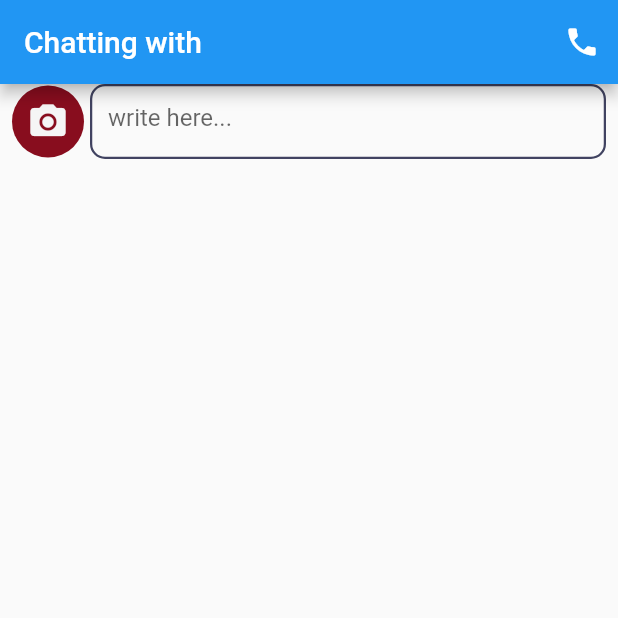
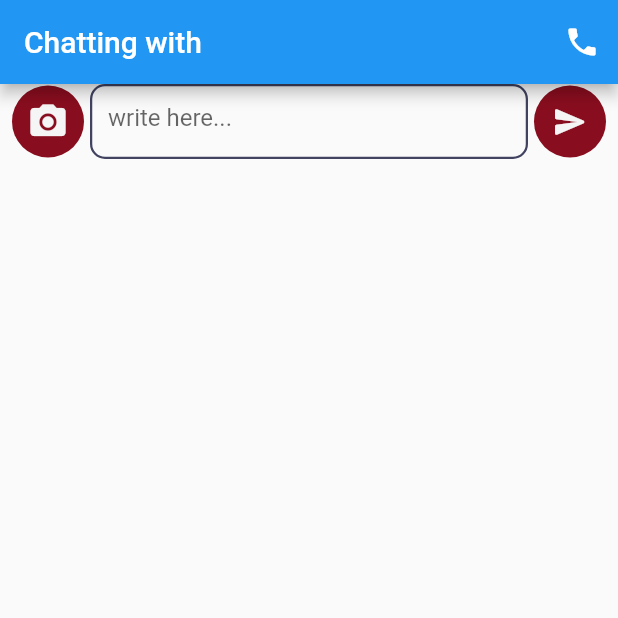
Before and after one commit to RenaldoLouis/foodAppCommsult, a Flutter app: the ChatPage screen opened directly with empty values, on a phone screen of 412 x 824 dp, the top half of it. Run offline on Flutter 3.47's test engine with Material 2 defaults, Android fonts, the phone set to English and light mode, and no system bars; our stand-ins replace cloud_firestore, dio, equatable, file_picker, firebase_auth, firebase_core and 8 more; missing offline and left inert: dart:ffi, flutter_phone_direct_caller; accounts and stored records are empty; network calls fail; project files that could hold a hidden picture were left out.

Commit message:
fix read local and prepare send button on chat

```diff
--- a/flutter_frontend/lib/pages/ChatPage/BuildMessageInput.dart
+++ b/flutter_frontend/lib/pages/ChatPage/BuildMessageInput.dart
@@ -50,7 +50,7 @@ class _BuildMessageInputState extends State<BuildMessageInput> {
       if (content.trim().isNotEmpty) {
         widget.textEditingController.clear();
         chatProvider.sendChatMessage(content, type, widget.groupChatId,
-            widget.currentUserId, widget.peerId);
+            widget.currentUserId, "AJlEJEsybdVa4DbrjNmIwPRPdz02");
         widget.scrollController.animateTo(0,
             duration: const Duration(milliseconds: 300), curve: Curves.easeOut);
       } else {
@@ -149,20 +149,21 @@ class _BuildMessageInputState extends State<BuildMessageInput> {
                   widget.textEditingController.text, MessageType.text);
             },
           )),
-          // Container(
-          //   margin: const EdgeInsets.only(left: Sizes.dimen_4),
-          //   decoration: BoxDecoration(
-          //     color: AppColors.burgundy,
-          //     borderRadius: BorderRadius.circular(Sizes.dimen_30),
-          //   ),
-          //   child: IconButton(
-          //     onPressed: () {
-          //       onSendMessage(textEditingController.text, MessageType.text);
-          //     },
-          //     icon: const Icon(Icons.send_rounded),
-          //     color: AppColors.white,
-          //   ),
-          // ),
+          Container(
+            margin: const EdgeInsets.only(left: Sizes.dimen_4),
+            decoration: BoxDecoration(
+              color: AppColors.burgundy,
+              borderRadius: BorderRadius.circular(Sizes.dimen_30),
+            ),
+            child: IconButton(
+              onPressed: () {
+                onSendMessage(
+                    widget.textEditingController.text, MessageType.text);
+              },
+              icon: const Icon(Icons.send_rounded),
+              color: AppColors.white,
+            ),
+          ),
         ],
       ),
     );
```
Also changed, not shown: flutter_frontend/lib/pages/ChatPage/ChatPage.dart (+10 -4 lines), flutter_frontend/lib/pages/SettingsPage.dart (+12 -12 lines), 1 other file.
